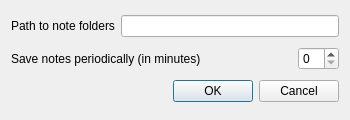
Above: src/ui/preferences.ui from hakaishi/nobleNote before the change. Below: the same form after it.
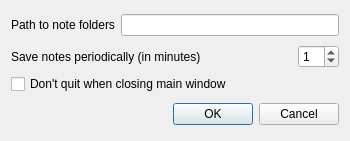
That is the form after the change.

Commit message: fixed: not loading preferences. Added "don't quit on close" feature.

The edit to the form file:
```diff
--- a/src/ui/preferences.ui
+++ b/src/ui/preferences.ui
@@ -7,7 +7,7 @@
     <x>0</x>
     <y>0</y>
     <width>350</width>
-    <height>120</height>
+    <height>141</height>
    </rect>
   </property>
   <property name="windowTitle">
@@ -45,6 +45,9 @@
        <property name="maximum">
         <number>60</number>
        </property>
+       <property name="value">
+        <number>1</number>
+       </property>
       </widget>
      </item>
      <item row="0" column="1">
@@ -60,6 +63,13 @@
        </property>
       </spacer>
      </item>
+     <item row="1" column="0" colspan="3">
+      <widget class="QCheckBox" name="dontQuit">
+       <property name="text">
+        <string>Don't quit when closing main window</string>
+       </property>
+      </widget>
+     </item>
     </layout>
    </item>
   </layout>
```
Left out of the diff: 1 changed line with no effect on the pictures. The commit also changes 4 other files.
